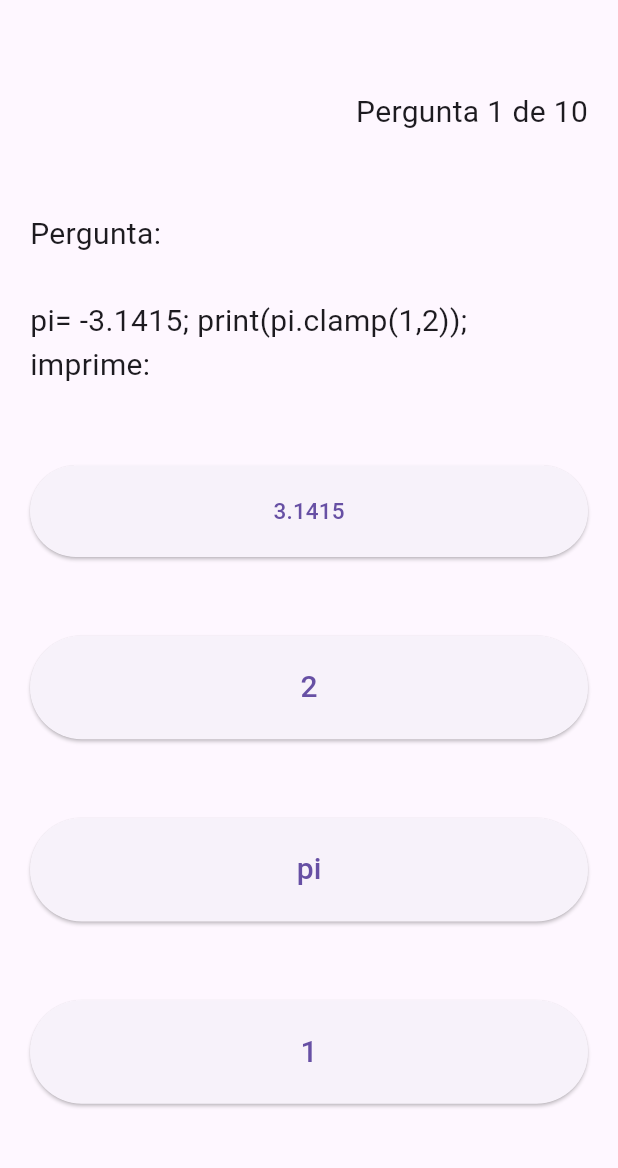
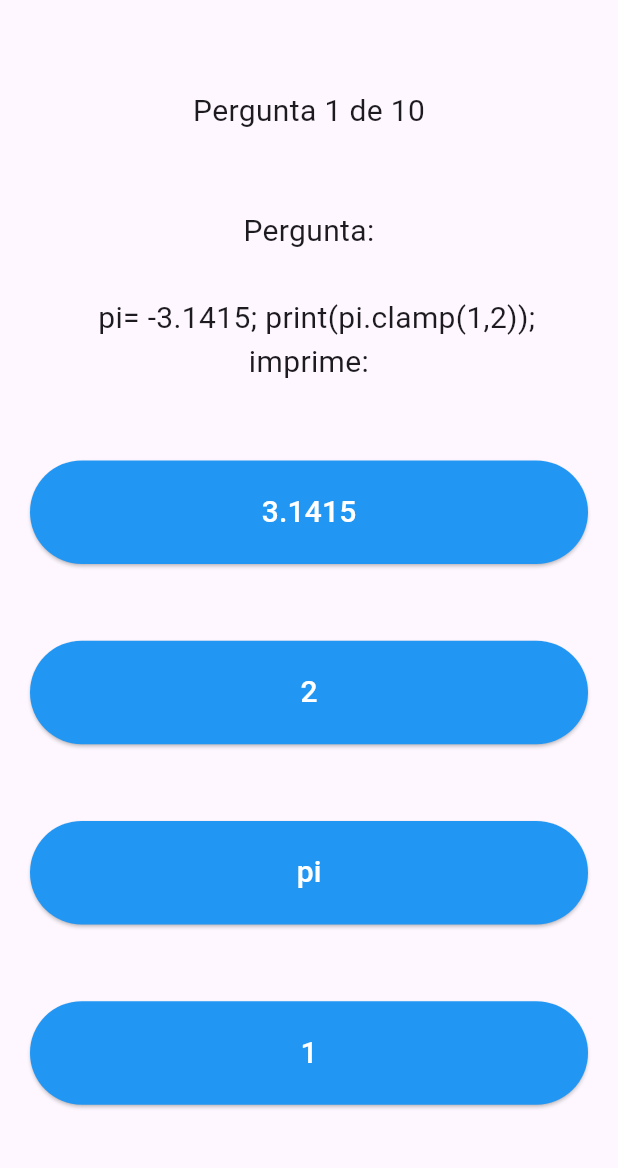
Before and after one commit to leandryncsc/quiz_app_flutter, a Flutter app: the screen it shows after launch, after a tap on "Jogar", on a phone screen of 412 x 824 dp, the part 63-1231 px from its top. Run offline on Flutter 3.47's test engine with Material 3 defaults, Android fonts, the phone set to English and light mode, and no system bars.

Commit message:
correçoes

```diff
--- a/lib/homepage.dart
+++ b/lib/homepage.dart
@@ -9,7 +9,7 @@ class Homepage extends StatelessWidget {
       debugShowCheckedModeBanner: false,
       home: Scaffold(
         appBar: AppBar(
-          title: Center(child: Text('Quiz')),
+          title: const Center(child: Text('Quiz')),
         ),
         body: Padding(
           padding: const EdgeInsets.all(20.0),
@@ -24,9 +24,12 @@ class Homepage extends StatelessWidget {
                     onPressed: () {
                       Navigator.pushNamed(context, 'Quiz');
                     },
-                    child: Text('Jogar', style: TextStyle(fontSize: 45)),
                     style: ElevatedButton.styleFrom(
-                        padding: EdgeInsets.fromLTRB(100, 20, 100, 20)),
+                      padding: const EdgeInsets.fromLTRB(100, 20, 100, 20),
+                      backgroundColor: Colors.blue,
+                      foregroundColor: Colors.white,
+                    ),
+                    child: const Text('Jogar', style: TextStyle(fontSize: 45)),
                   ),
                 ),
               ],
--- a/lib/main.dart
+++ b/lib/main.dart
@@ -17,11 +17,11 @@ class MyApp extends StatelessWidget {
       debugShowCheckedModeBanner: false,
       initialRoute: '/',
       routes: {
-        '/': (context) => Homepage(),
-        'Quiz': (context) => Quiz(
+        '/': (context) => const Homepage(),
+        'Quiz': (context) => const Quiz(
               quiz: [0],
             ),
-        Resultado.routeName: (context) => Resultado()
+        Resultado.routeName: (context) => const Resultado()
       },
     );
   }
--- a/lib/quiz.dart
+++ b/lib/quiz.dart
@@ -1,3 +1,4 @@
+import 'package:flutter/foundation.dart';
 import 'package:flutter/material.dart';
 
 import 'package:quiz_app_flutter/resultados.dart';
@@ -5,7 +6,7 @@ import 'package:quiz_app_flutter/resultados.dart';
 import 'quiz_dados.dart';
 
 class Quiz extends StatefulWidget {
-  Quiz({Key? key, required this.quiz}) : super(key: key);
+  const Quiz({Key? key, required this.quiz}) : super(key: key);
 
   final List quiz;
 
@@ -21,8 +22,7 @@ class _QuizState extends State<Quiz> {
   Widget build(BuildContext context) {
     quiz.shuffle();
 
-    quiz.forEach(
-      (elemento) {
+    for (var elemento in quiz) {
       int alternativaCorreta = elemento['alternativa_correta'];
       List respostas = elemento['respostas'];
 
@@ -31,18 +31,15 @@ class _QuizState extends State<Quiz> {
 
       respostas.shuffle();
       int i = 1;
-        respostas.forEach(
-          (elemento) {
+      for (var elemento in respostas) {
         //print(elemento);
         if (elemento == respostaCorreta) {
           alternativaCorreta = i;
         }
         i++;
-          },
-        );
+      }
       elemento['alternativa_correta'] = alternativaCorreta;
-      },
-    );
+    }
 
     /*
     quiz.add({
@@ -77,7 +74,9 @@ class _QuizState extends State<Quiz> {
         } else {
           erros++;
         }
+        if (kDebugMode) {
           print('acertos totais: $acertos erros totais: $erros');
+        }
 
         if (perguntaNumero == 10) {
           Navigator.pushNamed(context, 'Resultados',
@@ -92,7 +91,7 @@ class _QuizState extends State<Quiz> {
       debugShowCheckedModeBanner: false,
       home: Scaffold(
         appBar: AppBar(
-          title: Center(child: Text('Quiz')),
+          title: const Center(child: Text('Quiz')),
         ),
         body: Padding(
           padding: const EdgeInsets.all(20.0),
@@ -100,15 +99,18 @@ class _QuizState extends State<Quiz> {
             mainAxisAlignment: MainAxisAlignment.spaceAround,
             children: [
               Align(
-                alignment: Alignment.topRight,
+                alignment: Alignment.center,
                 child: Text(
                   'Pergunta $perguntaNumero de 10',
-                  style: TextStyle(fontSize: 20),
+                  style: const TextStyle(fontSize: 20),
                 ),
               ),
-              Text(
-                'Pergunta: \n\n' + quiz[perguntaNumero - 1]['pergunta'],
-                style: TextStyle(fontSize: 20),
+              Center(
+                child: Text(
+                  'Pergunta: \n\n  ${quiz[perguntaNumero - 1]['pergunta']}',
+                  style: const TextStyle(fontSize: 20),
+                  textAlign: TextAlign.center,
+                ),
               ),
               SizedBox(
                 width: double.infinity,
@@ -116,12 +118,13 @@ class _QuizState extends State<Quiz> {
                   onPressed: () {
                     respondeu(1);
                   },
+                  style: ElevatedButton.styleFrom(
+                      padding: const EdgeInsets.fromLTRB(100, 20, 100, 20),
+                      backgroundColor: Colors.blue,
+                      foregroundColor: Colors.white),
                   child: Text(
                     quiz[perguntaNumero - 1]['respostas'][0],
-                    style: TextStyle(fontSize: 15),
-                  ),
-                  style: ElevatedButton.styleFrom(
-                    padding: EdgeInsets.fromLTRB(100, 20, 100, 20),
+                    style: const TextStyle(fontSize: 20),
                   ),
                 ),
               ),
@@ -131,12 +134,13 @@ class _QuizState extends State<Quiz> {
                   onPressed: () {
                     respondeu(2);
                   },
+                  style: ElevatedButton.styleFrom(
+                      padding: const EdgeInsets.fromLTRB(100, 20, 100, 20),
+                      backgroundColor: Colors.blue,
+                      foregroundColor: Colors.white),
                   child: Text(
                     quiz[perguntaNumero - 1]['respostas'][1],
-                    style: TextStyle(fontSize: 20),
-                  ),
-                  style: ElevatedButton.styleFrom(
-                    padding: EdgeInsets.fromLTRB(100, 20, 100, 20),
+                    style: const TextStyle(fontSize: 20),
                   ),
                 ),
               ),
@@ -146,12 +150,13 @@ class _QuizState extends State<Quiz> {
                   onPressed: () {
                     respondeu(3);
                   },
+                  style: ElevatedButton.styleFrom(
+                      padding: const EdgeInsets.fromLTRB(100, 20, 100, 20),
+                      backgroundColor: Colors.blue,
+                      foregroundColor: Colors.white),
                   child: Text(
                     quiz[perguntaNumero - 1]['respostas'][2],
-                    style: TextStyle(fontSize: 20),
-                  ),
-                  style: ElevatedButton.styleFrom(
-                    padding: EdgeInsets.fromLTRB(100, 20, 100, 20),
+                    style: const TextStyle(fontSize: 20),
                   ),
                 ),
               ),
@@ -161,12 +166,13 @@ class _QuizState extends State<Quiz> {
                   onPressed: () {
                     respondeu(4);
                   },
+                  style: ElevatedButton.styleFrom(
+                      padding: const EdgeInsets.fromLTRB(100, 20, 100, 20),
+                      backgroundColor: Colors.blue,
+                      foregroundColor: Colors.white),
                   child: Text(
                     quiz[perguntaNumero - 1]['respostas'][3],
-                    style: TextStyle(fontSize: 20),
-                  ),
-                  style: ElevatedButton.styleFrom(
-                    padding: EdgeInsets.fromLTRB(100, 20, 100, 20),
+                    style: const TextStyle(fontSize: 20),
                   ),
                 ),
               ),
--- a/lib/resultados.dart
+++ b/lib/resultados.dart
@@ -18,28 +18,29 @@ class Resultado extends StatelessWidget {
       debugShowCheckedModeBanner: false,
       home: Scaffold(
         appBar: AppBar(
-          title: Center(child: Text('Quiz')),
+          title: const Center(child: Text('Quiz')),
         ),
         body: Padding(
           padding: const EdgeInsets.all(20.0),
           child: Column(
             mainAxisAlignment: MainAxisAlignment.spaceEvenly,
             children: [
-              Text('Resultado', style: TextStyle(fontSize: 20)),
+              const Text('Resultado', style: TextStyle(fontSize: 20)),
               Text('Você acertou\n${argumentos.acertos} de 10\nperguntas',
-                  style: TextStyle(fontSize: 20)),
+                  style: const TextStyle(fontSize: 20)),
               SizedBox(
                 width: double.infinity,
                 child: ElevatedButton(
                   onPressed: () {
                     Navigator.pushNamed(context, 'Quiz');
                   },
-                  child: Text(
+                  style: ElevatedButton.styleFrom(
+                      padding: const EdgeInsets.fromLTRB(20, 20, 20, 20),
+                      backgroundColor: Colors.blue,
+                      foregroundColor: Colors.white),
+                  child: const Text(
                     'Jogar Novamente',
                     style: TextStyle(fontSize: 30),
-                  ),
-                  style: ElevatedButton.styleFrom(
-                    padding: EdgeInsets.fromLTRB(20, 20, 20, 20),
                   ),
                 ),
               ),
```
Lines whose indentation alone changed are shown as unchanged.
